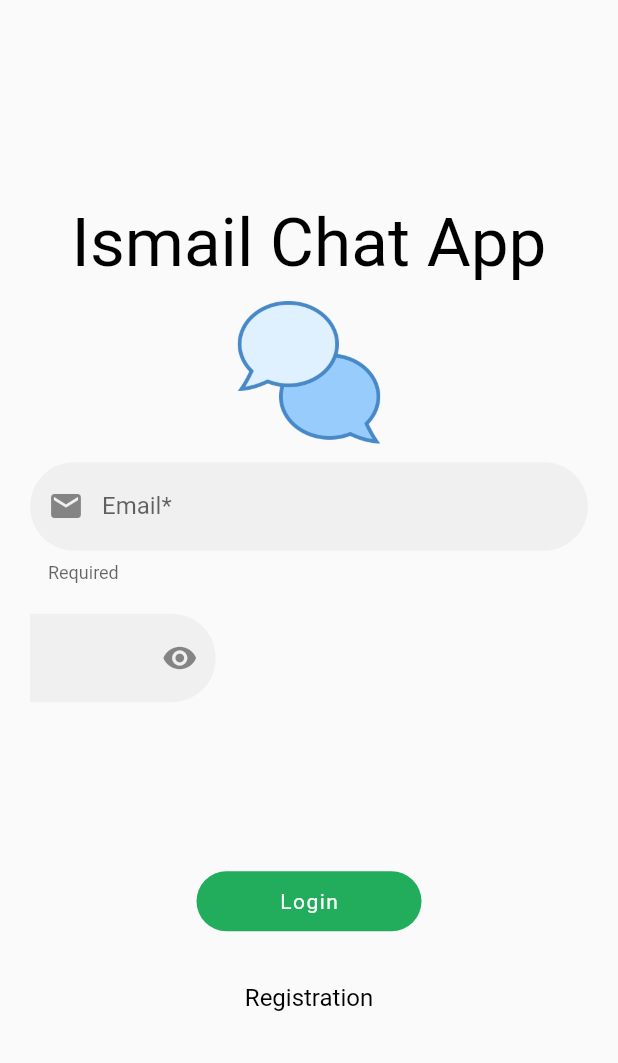
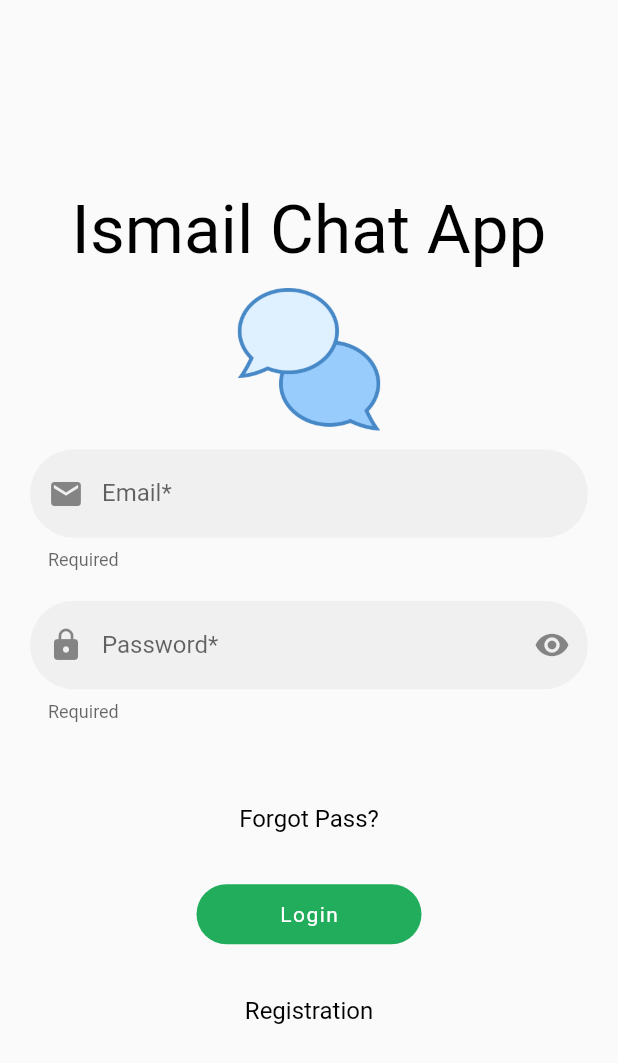
Before and after one commit to IsmailAlamKhan/flutter_firebase_chat_app, a Flutter app: the screen it shows after launch, after a tap on "Login", on a phone screen of 412 x 824 dp. Shown: the top 1063 px of the screen. Run offline on Flutter 3.47's test engine with Material 2 defaults, Android fonts, the light colour scheme and no system bars; our stand-ins replace cloud_firestore, firebase_auth, firebase_core, get, google_fonts; missing offline and left inert: graphx; accounts and stored records are empty.

Commit message:
auth 100% done

```diff
--- a/lib/main.dart
+++ b/lib/main.dart
@@ -22,7 +22,7 @@ class MyApp extends StatelessWidget {
   Widget build(BuildContext context) {
     return GetMaterialApp(
       debugShowCheckedModeBanner: kDebugMode,
-      title: 'Flutter Demo',
+      title: 'Ismail Chat App',
       themeMode: ThemeMode.system,
       theme: ThemeData(
         primaryColor: Color(0xFF22AD5C),
--- a/lib/ui/pages/auth/body.dart
+++ b/lib/ui/pages/auth/body.dart
@@ -30,14 +30,53 @@ class Auth extends GetView<LoginController> {
   }
 
   Widget _buildSubmitButton(AuthState state) {
-    return Obx(() => RoundedLoadingButton(
+    switch (state) {
+      case AuthState.Login:
+        return Obx(
+          () => RoundedLoadingButton(
+            tag: LOGINTAG,
             onTap: _submit,
             width: controller.submitButtonWidth,
             height: 40,
             title: controller.submitButtonTitle,
             animDuration: 500.milliseconds,
             submitState: controller.submitState,
-        ));
+          ),
+        );
+
+        break;
+      case AuthState.ForgotPass:
+        return Obx(
+          () => RoundedLoadingButton(
+            tag: FORGOTTAG,
+            onTap: _submit,
+            width: controller.submitButtonWidth,
+            height: 40,
+            title: controller.submitButtonTitle,
+            animDuration: 500.milliseconds,
+            submitState: controller.submitState,
+          ),
+        );
+
+        break;
+      case AuthState.Registration:
+        return Obx(
+          () => RoundedLoadingButton(
+            tag: REGTAG,
+            onTap: _submit,
+            width: controller.submitButtonWidth,
+            height: 40,
+            title: controller.submitButtonTitle,
+            animDuration: 500.milliseconds,
+            submitState: controller.submitState,
+          ),
+        );
+
+        break;
+      default:
+        return SizedBox.shrink();
+        break;
+    }
   }
 
   @override
@@ -76,9 +115,11 @@ class Auth extends GetView<LoginController> {
                         position: controller.usernameSlideAnimation,
                         child: Padding(
                           padding: const EdgeInsets.only(bottom: 20.0),
-                          child: DefaultTextField(
-                            decoration:
-                                InputDecoration(prefixIcon: Icon(Icons.person)),
+                          child: Obx(
+                            () => controller.authState.register
+                                ? DefaultTextField(
+                                    decoration: InputDecoration(
+                                        prefixIcon: Icon(Icons.person)),
                                     focusNode: usernameFocusNode,
                                     textInputAction: TextInputAction.next,
                                     onFieldSubmitted: (_) =>
@@ -86,6 +127,8 @@ class Auth extends GetView<LoginController> {
                                     tec: controller.usernameTec,
                                     label: 'Username',
                                     mandatory: true,
+                                  )
+                                : SizedBox.shrink(),
                           ),
                         ),
                       ),
@@ -114,8 +157,8 @@ class Auth extends GetView<LoginController> {
                         child: Padding(
                           padding:
                               const EdgeInsets.only(top: 20.0, bottom: 20.0),
-                          child: Obx(
-                            () => DefaultTextField.password(
+                          child: Obx(() => !controller.authState.forgotPass
+                              ? DefaultTextField.password(
                                   false,
                                   focusNode: passFocusNode,
                                   textInputAction: TextInputAction.next,
@@ -125,8 +168,8 @@ class Auth extends GetView<LoginController> {
                                   hidePass: () => controller.obscure(true),
                                   showPass: () => controller.obscure(false),
                                   obscure: controller.obscure.value,
-                            ),
-                          ),
+                                )
+                              : SizedBox.shrink()),
                         ),
                       ),
                     ),
@@ -136,7 +179,9 @@ class Auth extends GetView<LoginController> {
                         position: controller.conPassSlideAnimation,
                         child: Padding(
                           padding: const EdgeInsets.only(bottom: 20.0),
-                          child: DefaultTextField.password(
+                          child: Obx(
+                            () => controller.authState.register
+                                ? DefaultTextField.password(
                                     true,
                                     tec: controller.conPassTec,
                                     focusNode: conPassFocusNode,
@@ -148,8 +193,11 @@ class Auth extends GetView<LoginController> {
                                       }
                                     },
                                     hidePass: () => controller.conObscure(true),
-                            showPass: () => controller.conObscure(false),
+                                    showPass: () =>
+                                        controller.conObscure(false),
                                     obscure: controller.conObscure.value,
+                                  )
+                                : SizedBox.shrink(),
                           ),
                         ),
                       ),
--- a/lib/ui/pages/auth/controller.dart
+++ b/lib/ui/pages/auth/controller.dart
@@ -1,8 +1,10 @@
 import 'package:firebase_chat_app/statemangement/statemangement.dart';
 import 'package:firebase_chat_app/ui/pages/auth/auth.dart';
+import 'package:firebase_chat_app/ui/ui.dart';
 import 'package:firebase_chat_app/utils/utils.dart';
 import 'package:flutter/widgets.dart';
 import 'package:get/get.dart';
+import 'package:graphx/graphx.dart';
 
 enum SubmitState {
   Loading,
@@ -50,7 +52,7 @@ class LoginController extends GetxController with SingleGetTickerProviderMixin {
   Future<void> submit() async {
     try {
       _submitState(SubmitState.Loading);
-      await 500.milliseconds.delay();
+      await 300.milliseconds.delay();
       await _authController.doAuth(
         authState,
         username: usernameTec.text,
@@ -64,6 +66,7 @@ class LoginController extends GetxController with SingleGetTickerProviderMixin {
       _submitState(SubmitState.Success);
       await 1000.milliseconds.delay();
       _submitState(SubmitState.Idle);
+      Home().offAll();
     } catch (e) {
       _submitState(SubmitState.Error);
       showErrorSnackBar(body: e.toString());
@@ -110,7 +113,7 @@ class LoginController extends GetxController with SingleGetTickerProviderMixin {
 
   AnimationController get initAnimController {
     return AnimationController(
-      duration: 500.milliseconds,
+      duration: 300.milliseconds,
       vsync: this,
     );
   }
@@ -188,10 +191,15 @@ class LoginController extends GetxController with SingleGetTickerProviderMixin {
     emailSlideAnimation = initOffsetAnims.animate(
       offsetCurveAnimations(emailSlideController),
     );
-    authStateOnChange(_authState.value);
     _submitWorker = ever(_submitState, submitStateOnChange);
     _authStateWorker = ever(_authState, authStateOnChange);
     super.onInit();
+  }
+
+  @override
+  onReady() {
+    authStateOnChange(_authState.value);
+    super.onReady();
   }
 
   Future<void> changeToLogin() async {
@@ -199,20 +207,20 @@ class LoginController extends GetxController with SingleGetTickerProviderMixin {
     _authStateChangeButtonTitle('Registration');
 
     emailSizeController.forward();
-    await 500.milliseconds.delay();
+    await 300.milliseconds.delay();
     emailSlideController.forward();
 
     passSizeController.forward();
-    await 500.milliseconds.delay();
+    await 300.milliseconds.delay();
     passSlideController.forward();
 
     forgotPassButtonController.forward();
     usernameSlideController.reverse();
-    await 500.milliseconds.delay();
+    await 300.milliseconds.delay();
     usernameSizeController.reverse();
 
     conPassSlideController.reverse();
-    await 500.milliseconds.delay();
+    await 300.milliseconds.delay();
     conPassSizeController.reverse();
   }
 
@@ -221,19 +229,19 @@ class LoginController extends GetxController with SingleGetTickerProviderMixin {
     _authStateChangeButtonTitle('Back');
 
     usernameSizeController.forward();
-    await 500.milliseconds.delay();
+    await 300.milliseconds.delay();
     usernameSlideController.forward();
 
     emailSizeController.forward();
-    await 500.milliseconds.delay();
+    await 300.milliseconds.delay();
     emailSlideController.forward();
 
     passSizeController.forward();
-    await 500.milliseconds.delay();
+    await 300.milliseconds.delay();
     passSlideController.forward();
 
     conPassSizeController.forward();
-    await 500.milliseconds.delay();
+    await 300.milliseconds.delay();
     conPassSlideController.forward();
 
     forgotPassButtonController.forward();
@@ -245,15 +253,15 @@ class LoginController extends GetxController with SingleGetTickerProviderMixin {
 
     forgotPassButtonController.reverse();
     passSlideController.reverse();
-    await 500.milliseconds.delay();
+    await 300.milliseconds.delay();
     passSizeController.reverse();
 
     usernameSlideController.reverse();
-    await 500.milliseconds.delay();
+    await 300.milliseconds.delay();
     usernameSizeController.reverse();
 
     conPassSlideController.reverse();
-    await 500.milliseconds.delay();
+    await 300.milliseconds.delay();
     conPassSizeController.reverse();
   }
 
@@ -268,6 +276,7 @@ class LoginController extends GetxController with SingleGetTickerProviderMixin {
   }
 
   void authStateOnChange(AuthState val) {
+    trace(val);
     switch (val) {
       case AuthState.Login:
         changeToLogin();
--- /dev/null
+++ b/lib/ui/pages/home/home.dart
@@ -0,0 +1 @@
+export 'body.dart';
--- a/lib/ui/pages/pages.dart
+++ b/lib/ui/pages/pages.dart
@@ -1,2 +1,3 @@
 export 'auth/auth.dart';
+export 'home/home.dart';
 export 'onboarding/onboarding.dart';
--- a/lib/ui/widgets/buttons.dart
+++ b/lib/ui/widgets/buttons.dart
@@ -1,7 +1,12 @@
-import 'package:firebase_chat_app/ui/ui.dart';
 import 'package:flutter/material.dart';
 import 'package:get/get.dart';
+
+import 'package:firebase_chat_app/ui/ui.dart';
 import 'package:firebase_chat_app/utils/utils.dart';
+
+const String LOGINTAG = 'LOGIN';
+const String REGTAG = 'Register';
+const String FORGOTTAG = 'Forgot Password';
 
 class CustomButton extends StatelessWidget {
   const CustomButton({
@@ -14,14 +19,14 @@ class CustomButton extends StatelessWidget {
   final String tag;
   CustomButton.login({@required this.onTap})
       : text = 'Login',
-        tag = 'Login';
+        tag = LOGINTAG;
   CustomButton.regiser({@required this.onTap})
       : text = 'Register',
-        tag = 'Register';
+        tag = REGTAG;
 
   CustomButton.forgotPass({@required this.onTap})
       : text = 'Forgot Password',
-        tag = 'Forgot Password';
+        tag = FORGOTTAG;
 
   final VoidCallback onTap;
   final String text;
@@ -63,6 +68,7 @@ class CustomButton extends StatelessWidget {
 class RoundedLoadingButton extends StatelessWidget {
   const RoundedLoadingButton({
     Key key,
+    this.tag,
     @required this.width,
     @required this.height,
     @required this.onTap,
@@ -70,7 +76,7 @@ class RoundedLoadingButton extends StatelessWidget {
     @required this.submitState,
     @required this.animDuration,
   }) : super(key: key);
-
+  final String tag;
   final double width;
   final double height;
   final Function onTap;
@@ -111,6 +117,17 @@ class RoundedLoadingButton extends StatelessWidget {
 
   @override
   Widget build(BuildContext context) {
+    if (tag != null) {
+      return Hero(
+        tag: tag,
+        child: _build(context),
+      );
+    } else {
+      _build(context);
+    }
+  }
+
+  AnimatedContainer _build(BuildContext context) {
     return AnimatedContainer(
       duration: Duration(milliseconds: 500),
       curve: Curves.bounceInOut,
```
Also changed, not shown: lib/ui/pages/home/body.dart (added, +14 -0 lines). Lines whose indentation alone changed are shown as unchanged.
